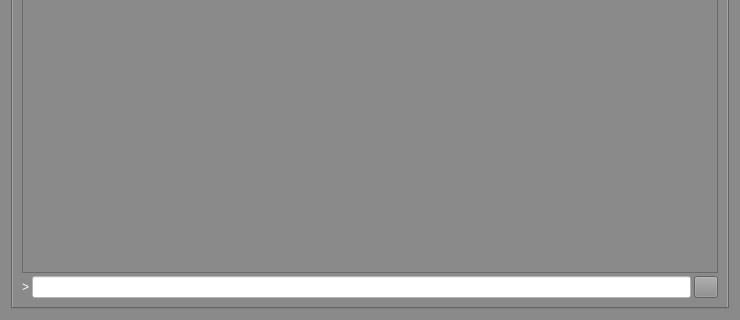
Before: the Qt Designer form src/qt/forms/rpcconsole.ui in Sterlingcoin/Sterlingcoin-1.5.1.1-Lite-Edition-Linux-Source, drawn with Qt 5; both pictures show x 0 to 740 and y 171 to 491 of the 740 by 491 pixel window.
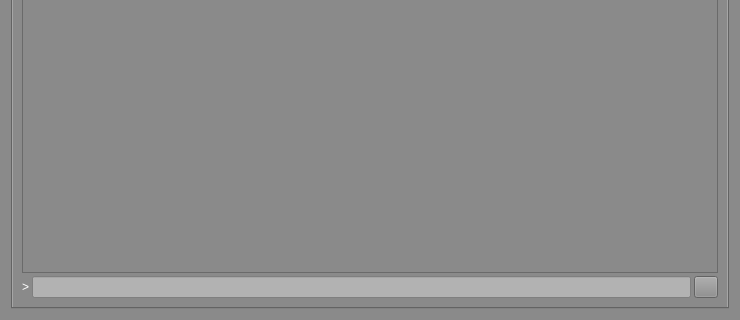
After: the same form once the commit is applied. The open tabs and pages were chosen to show the change. Icons and pictures are not drawn.

```diff
--- a/src/qt/forms/rpcconsole.ui
+++ b/src/qt/forms/rpcconsole.ui
@@ -5094,9 +5094,9 @@
               <colorrole role="Button">
                <brush brushstyle="SolidPattern">
                 <color alpha="255">
-                 <red>255</red>
-                 <green>255</green>
-                 <blue>255</blue>
+                 <red>178</red>
+                 <green>178</green>
+                 <blue>178</blue>
                 </color>
                </brush>
               </colorrole>
@@ -5121,18 +5121,18 @@
               <colorrole role="Base">
                <brush brushstyle="SolidPattern">
                 <color alpha="255">
-                 <red>255</red>
-                 <green>255</green>
-                 <blue>255</blue>
+                 <red>178</red>
+                 <green>178</green>
+                 <blue>178</blue>
                 </color>
                </brush>
               </colorrole>
               <colorrole role="Window">
                <brush brushstyle="SolidPattern">
                 <color alpha="255">
-                 <red>255</red>
-                 <green>255</green>
-                 <blue>255</blue>
+                 <red>178</red>
+                 <green>178</green>
+                 <blue>178</blue>
                 </color>
                </brush>
               </colorrole>
@@ -5159,9 +5159,9 @@
               <colorrole role="Button">
                <brush brushstyle="SolidPattern">
                 <color alpha="255">
-                 <red>255</red>
-                 <green>255</green>
-                 <blue>255</blue>
+                 <red>178</red>
+                 <green>178</green>
+                 <blue>178</blue>
                 </color>
                </brush>
               </colorrole>
@@ -5186,18 +5186,18 @@
               <colorrole role="Base">
                <brush brushstyle="SolidPattern">
                 <color alpha="255">
-                 <red>255</red>
-                 <green>255</green>
-                 <blue>255</blue>
+                 <red>178</red>
+                 <green>178</green>
+                 <blue>178</blue>
                 </color>
                </brush>
               </colorrole>
               <colorrole role="Window">
                <brush brushstyle="SolidPattern">
                 <color alpha="255">
-                 <red>255</red>
-                 <green>255</green>
-                 <blue>255</blue>
+                 <red>178</red>
+                 <green>178</green>
+                 <blue>178</blue>
                 </color>
                </brush>
               </colorrole>
@@ -5224,9 +5224,9 @@
               <colorrole role="Button">
                <brush brushstyle="SolidPattern">
                 <color alpha="255">
-                 <red>255</red>
-                 <green>255</green>
-                 <blue>255</blue>
+                 <red>178</red>
+                 <green>178</green>
+                 <blue>178</blue>
                 </color>
                </brush>
               </colorrole>
@@ -5251,18 +5251,18 @@
               <colorrole role="Base">
                <brush brushstyle="SolidPattern">
                 <color alpha="255">
-                 <red>255</red>
-                 <green>255</green>
-                 <blue>255</blue>
+                 <red>178</red>
+                 <green>178</green>
+                 <blue>178</blue>
                 </color>
                </brush>
               </colorrole>
               <colorrole role="Window">
                <brush brushstyle="SolidPattern">
                 <color alpha="255">
-                 <red>255</red>
-                 <green>255</green>
-                 <blue>255</blue>
+                 <red>178</red>
+                 <green>178</green>
+                 <blue>178</blue>
                 </color>
                </brush>
               </colorrole>
@@ -5285,7 +5285,7 @@
             <bool>false</bool>
            </property>
            <property name="styleSheet">
-            <string notr="true">background-color: rgb(255, 255, 255);</string>
+            <string notr="true">background-color: rgb(178, 178, 178);</string>
            </property>
           </widget>
          </item>
```
